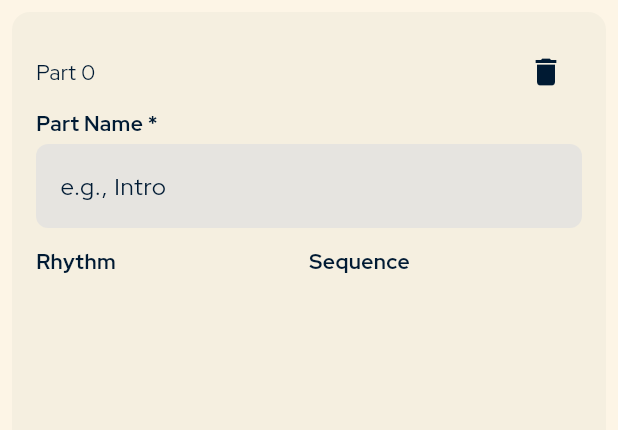
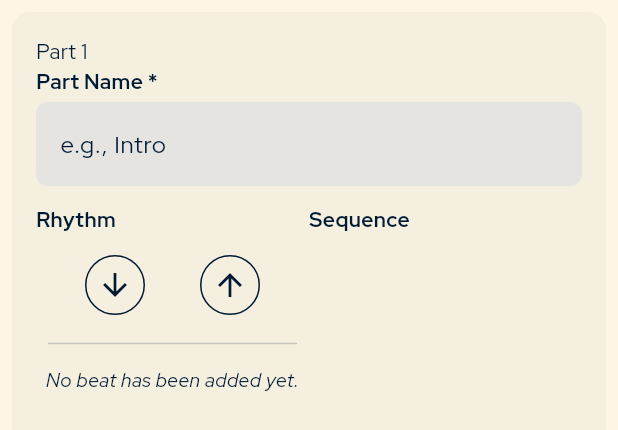
Before and after one commit to vinicalgaro/Guitar-Notebook, a Flutter app: the ParteItemWidget widget shown alone on an empty page, opened directly with empty values, on a phone screen of 412 x 824 dp. Shown: the top 430 px of the screen. Run offline on Flutter 3.47's test engine with Material 3 defaults, Android fonts, the phone set to English and light mode, and no system bars; our stand-ins replace bot_toast, freezed_annotation, google_fonts, lottie, package_info_plus, shared_preferences; accounts and stored records are empty; generated files the repository leaves out were written again.

Commit message:
Implementa funcionalidade de batidas no cadastro de música
- Adiciona a capacidade de adicionar, remover e reorganizar batidas (cima/baixo) para cada parte da música.
- As batidas podem ser adicionadas através de botões e removidas ao tocar nelas.
- A reorganização das batidas é feita através de arrastar e soltar (drag and drop).
- Garante que o `TextEditingController` do nome da parte seja descartado (`dispose`) ao remover uma parte.
- Corrige a lógica de exibição do botão de remover parte, permitindo a remoção apenas se houver mais de uma parte.
- Ajusta o índice da parte exibido na interface para começar em 1, enquanto o índice lógico permanece começando em 0.
- Adiciona traduções para "Nenhuma batida adicionada" em português e inglês.
- Cria o widget `DefaultDivider` para um divisor visual reutilizável.
- Melhora a interface de `ParteRitmoWidget` para exibir e interagir com as batidas.

```diff
--- a/lib/l10n/intl_en.arb
+++ b/lib/l10n/intl_en.arb
@@ -46,5 +46,6 @@
   "part": "Part",
   "ritmo": "Rhythm",
   "sequencia": "Sequence",
-  "instrumento": "Instrument"
+  "instrumento": "Instrument",
+  "nenhumaBatidaAdicionada": "No beat has been added yet."
 }
--- a/lib/l10n/intl_pt.arb
+++ b/lib/l10n/intl_pt.arb
@@ -51,5 +51,6 @@
   "part": "Parte",
   "ritmo": "Ritmo",
   "sequencia": "Sequência",
-  "instrumento": "Instrumento"
+  "instrumento": "Instrumento",
+  "nenhumaBatidaAdicionada": "Nenhuma batida adicionada."
 }
--- a/lib/view/widgets/parte_item_widget.dart
+++ b/lib/view/widgets/parte_item_widget.dart
@@ -12,14 +12,20 @@ class ParteItemWidget extends StatelessWidget {
   final int index;
   final VoidCallback onDelete;
 
-  const ParteItemWidget(
+  ParteItemWidget(
       {super.key,
       required this.partNameController,
       required this.index,
-      required this.onDelete});
+      required this.onDelete}) {
+    interfaceIndex = index + 1;
+  }
+
+  late final int interfaceIndex;
 
   @override
   Widget build(BuildContext context) {
+    final localizations = AppLocalizations.of(context)!;
+
     return DefaultCardContainer(
       shadow: false,
       child: Padding(
@@ -29,26 +35,27 @@ class ParteItemWidget extends StatelessWidget {
             Row(
               mainAxisAlignment: MainAxisAlignment.spaceBetween,
               children: [
-                Text("${AppLocalizations.of(context)!.part} $index"),
-                if (index != 1)
+                Text("${localizations.part} $interfaceIndex"),
+                if (index > 0)
                   IconButton(
                       onPressed: onDelete, icon: const Icon(Icons.delete))
               ],
             ),
             DefaultTextFormField(
-                label: AppLocalizations.of(context)!.partName,
-                hintText: AppLocalizations.of(context)!.hintSongPart,
+                label: localizations.partName,
+                hintText: localizations.hintSongPart,
                 required: true,
                 controller: partNameController),
             const SizedBox(height: 12.0),
-            const Row(
+            Row(
               mainAxisAlignment: MainAxisAlignment.start,
+              crossAxisAlignment: CrossAxisAlignment.start,
               children: [
                 Expanded(
-                  child: ParteRitmoWidget(),
+                  child: ParteRitmoWidget(partIndex: index),
                 ),
                 Expanded(
-                  child: ParteSequenciaWidget(),
+                  child: ParteSequenciaWidget(partIndex: index),
                 )
               ],
             ),
--- a/lib/view/widgets/parte_ritmo_widget.dart
+++ b/lib/view/widgets/parte_ritmo_widget.dart
@@ -1,23 +1,109 @@
 import 'package:flutter/material.dart';
 import 'package:flutter_gen/gen_l10n/app_localizations.dart';
+import 'package:guitar_learner/widgets/default_divider.dart';
 import 'package:provider/provider.dart';
 
+import '../../model/musica/ritmo.dart';
 import '../../viewmodel/cadastro_musica_viewmodel.dart';
 
 class ParteRitmoWidget extends StatelessWidget {
-  const ParteRitmoWidget({Key? key}) : super(key: key);
+  final int partIndex;
+
+  const ParteRitmoWidget({super.key, required this.partIndex});
 
   @override
   Widget build(BuildContext context) {
     final viewModel = context.watch<CadastroMusicaViewModel>();
+    final ritmo = viewModel.musicaRascunho.partes[partIndex].ritmo;
+    final localizations = AppLocalizations.of(context)!;
 
     return Column(
       crossAxisAlignment: CrossAxisAlignment.start,
       children: [
-        Text(AppLocalizations.of(context)!.ritmo,
+        Text(localizations.ritmo,
             style: const TextStyle(fontWeight: FontWeight.bold)),
-        const SizedBox(height: 4),
+        const SizedBox(height: 10.0),
+        Row(
+          mainAxisAlignment: MainAxisAlignment.spaceEvenly,
+          children: [
+            IconButton.outlined(
+              icon: const Icon(Icons.arrow_downward),
+              onPressed: () => context
+                  .read<CadastroMusicaViewModel>()
+                  .adicionarBatida(partIndex, Batida.baixo),
+            ),
+            IconButton.outlined(
+              icon: const Icon(Icons.arrow_upward),
+              onPressed: () => context
+                  .read<CadastroMusicaViewModel>()
+                  .adicionarBatida(partIndex, Batida.cima),
+            ),
+          ],
+        ),
+        const DefaultDivider(),
+        SizedBox(
+          width: double.infinity,
+          child: ritmo.batidas.isNotEmpty
+              ? Wrap(
+                  spacing: 8.0,
+                  runSpacing: 4.0,
+                  children: [
+                    for (int i = 0; i < ritmo.batidas.length; i++)
+                      _buildDraggableChip(context, viewModel, i),
+                  ],
+                )
+              : Center(
+                  child: Text(
+                    localizations.nenhumaBatidaAdicionada,
+                    style: const TextStyle(
+                        fontStyle: FontStyle.italic, fontSize: 13.0),
+                  ),
+                ),
+        )
       ],
     );
   }
+
+  Widget _buildDraggableChip(
+      BuildContext context, CadastroMusicaViewModel viewModel, int index) {
+    final batida =
+        viewModel.musicaRascunho.partes[partIndex].ritmo.batidas[index];
+
+    return DragTarget<int>(
+      builder: (context, candidateData, rejectedData) {
+        return Draggable<int>(
+          data: index,
+          feedback: _buildChip(batida, isDragging: true),
+          childWhenDragging: _buildChip(batida, isGhost: true),
+          child: GestureDetector(
+            onTap: () => viewModel.removerBatida(partIndex, index),
+            child: _buildChip(batida),
+          ),
+        );
+      },
+      onAcceptWithDetails: (DragTargetDetails<int> oldIndex) {
+        viewModel.reorganizarBatida(partIndex, oldIndex.data, index);
+      },
+    );
+  }
+
+  Widget _buildChip(Batida batida,
+      {bool isDragging = false, bool isGhost = false}) {
+    final chip = Opacity(
+      opacity: isGhost ? 0.4 : 1.0,
+      child: Icon(
+        batida == Batida.baixo ? Icons.arrow_downward : Icons.arrow_upward,
+        size: 18,
+      ),
+    );
+
+    if (isDragging) {
+      return Material(
+        color: Colors.transparent, // Transparente para não ter fundo
+        child: chip,
+      );
+    }
+
+    return chip;
+  }
 }
--- a/lib/view/widgets/parte_sequencia_widget.dart
+++ b/lib/view/widgets/parte_sequencia_widget.dart
@@ -2,7 +2,10 @@ import 'package:flutter/material.dart';
 import 'package:flutter_gen/gen_l10n/app_localizations.dart';
 
 class ParteSequenciaWidget extends StatelessWidget {
-  const ParteSequenciaWidget({Key? key}) : super(key: key);
+  final int partIndex;
+
+  const ParteSequenciaWidget({Key? key, required this.partIndex})
+      : super(key: key);
 
   @override
   Widget build(BuildContext context) {
--- /dev/null
+++ b/lib/widgets/default_divider.dart
@@ -0,0 +1,16 @@
+import 'package:flutter/material.dart';
+
+class DefaultDivider extends StatelessWidget {
+  final double height;
+
+  const DefaultDivider({super.key, this.height = 30.0});
+
+  @override
+  Widget build(BuildContext context) {
+    return Divider(
+        indent: 8.0,
+        endIndent: 8.0,
+        height: height,
+        color: Theme.of(context).dividerColor.withOpacity(0.2));
+  }
+}
```
Also changed, not shown: lib/view/cadastro_musica_page.dart (+4 -4 lines), lib/viewmodel/cadastro_musica_viewmodel.dart (+23 -0 lines), lib/generated/intl/messages_en.dart, lib/generated/intl/messages_pt.dart, lib/generated/l10n.dart.
